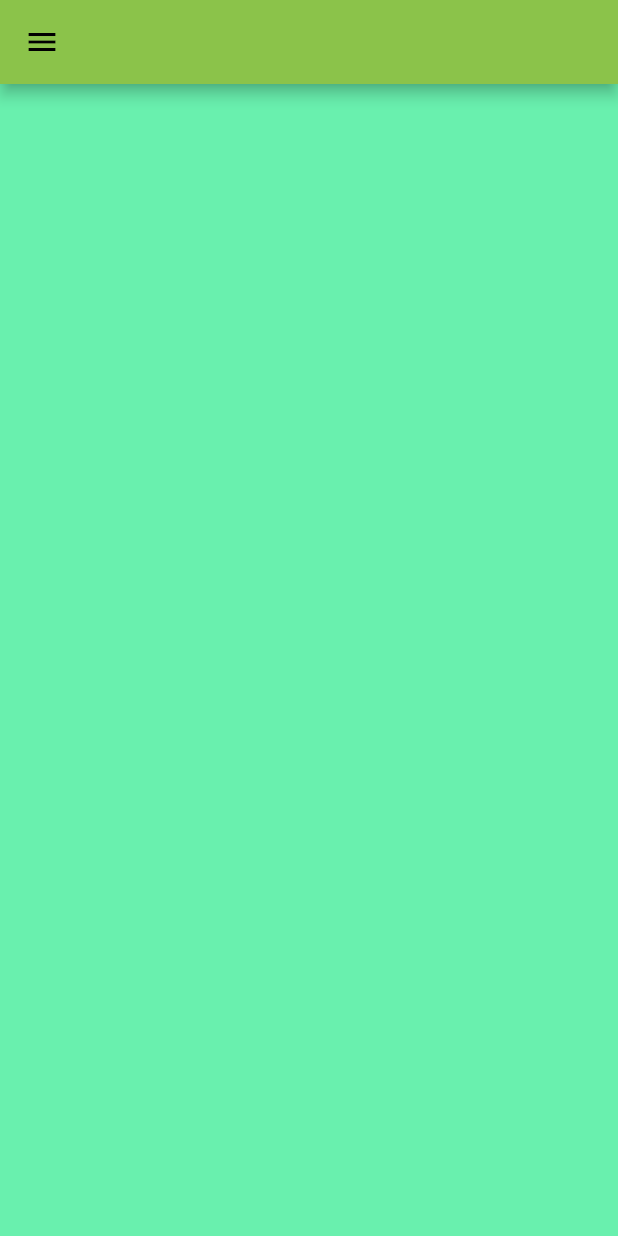
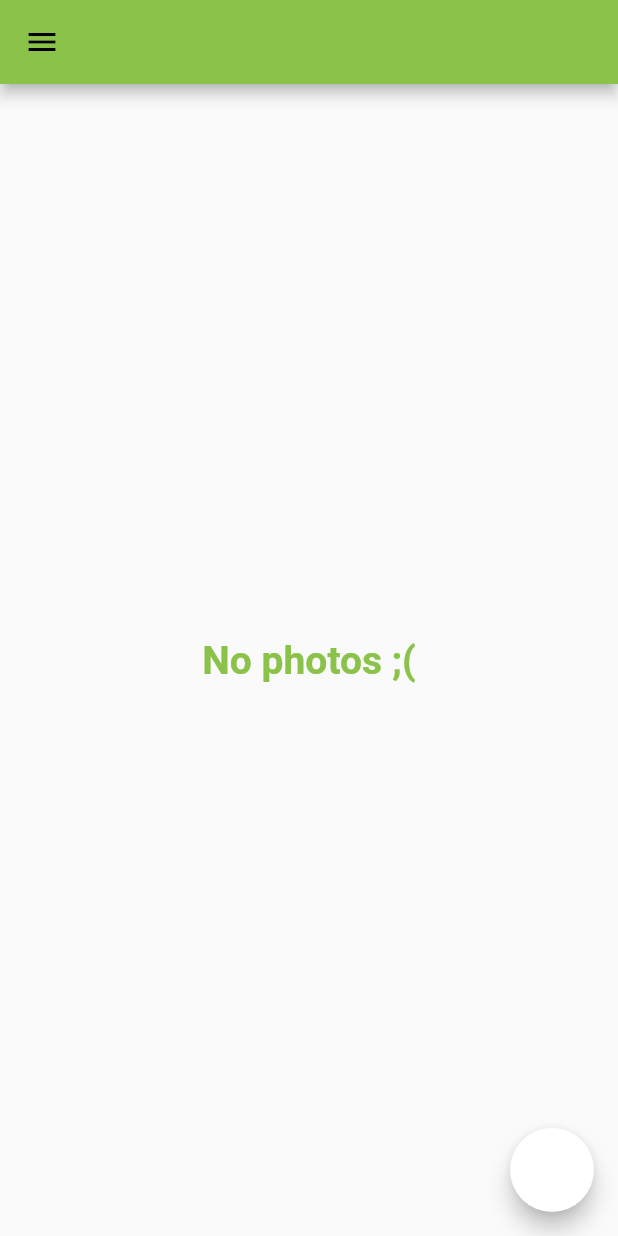
Before and after one commit to eugeen3/BalinaSoftTest, a Flutter app: the screen it shows after launch, on a phone screen of 412 x 824 dp. Run offline on Flutter 3.47's test engine with Material 2 defaults, Android fonts, the phone set to English and light mode, and no system bars; our stand-ins replace bloc, dartz, equatable, flutter_bloc, get_it, shared_preferences; network calls fail.

Commit message:
finish photos paged layout and test photos downloading

```diff
--- a/lib/core/constants/localization_constants.dart
+++ b/lib/core/constants/localization_constants.dart
@@ -5,6 +5,8 @@ abstract class LocalizationConstants {
   static const errorGetPhotos = "Can't get photos from server";
   static const errorUploadPhoto = "Can't upload photo";
   static const errorDeletePhoto = "Can't delete photo";
+
+  static const textNoImages = 'No photos ;(';
 
   static const tabTitleLogin = 'Login';
   static const tabTitleRegister = 'Register';
--- a/lib/features/auth/presentation/cubit/auth_cubit.dart
+++ b/lib/features/auth/presentation/cubit/auth_cubit.dart
@@ -25,7 +25,6 @@ class AuthCubit extends Cubit<AuthState> {
       },
       (user) {
         debugPrint('Retrieved user: ${user.toString()}');
-
         emit(state.copyWith(user: user));
       },
     );
@@ -68,4 +67,8 @@ class AuthCubit extends Cubit<AuthState> {
   bool isNeedToAuth() {
     return true;
   }
+
+  void mockAuth(String token) {
+    emit(state.copyWith(user: UserModel(userId: 1502, login: 'abobus', token: token)));
+  }
 }
--- a/lib/features/photos/data/datasource/photos_local_datasource.dart
+++ b/lib/features/photos/data/datasource/photos_local_datasource.dart
@@ -0,0 +1,3 @@
+abstract class PhotosLocalDataSource {}
+
+class PhotosLocalDataSourceImpl extends PhotosLocalDataSource {}
--- a/lib/features/photos/data/model/downloaded_photo_model.dart
+++ b/lib/features/photos/data/model/downloaded_photo_model.dart
@@ -57,7 +57,7 @@ class DownloadedPhotoModel extends Equatable {
 
   static List<DownloadedPhotoModel> fromList(Map<String, dynamic> map) {
     return (map['data'] as List<dynamic>)
-        .map((photoJson) => DownloadedPhotoModel.fromJson(photoJson))
+        .map((photoJson) => DownloadedPhotoModel.fromMap(photoJson))
         .toList();
   }
 
--- a/lib/features/photos/presentation/cubit/photos_cubit.dart
+++ b/lib/features/photos/presentation/cubit/photos_cubit.dart
@@ -1,8 +1,26 @@
-import 'package:bloc/bloc.dart';
+import 'package:balinasoft_test/features/photos/data/model/downloaded_photo_model.dart';
+import 'package:balinasoft_test/features/photos/domain/repository/photos_repository.dart';
 import 'package:equatable/equatable.dart';
+import 'package:flutter/foundation.dart';
+import 'package:flutter_bloc/flutter_bloc.dart';
 
 part 'photos_state.dart';
 
 class PhotosCubit extends Cubit<PhotosState> {
-  PhotosCubit() : super(PhotosInitial());
+  PhotosCubit(this._photosRepository) : super(const PhotosState(photos: [], isLoading: false));
+
+  final PhotosRepository _photosRepository;
+
+  void getPhotos(String userToken) async {
+    emit(state.copyWith(isLoading: true));
+    final result = await _photosRepository.getPhotos(userToken, 0);
+    emit(state.copyWith(isLoading: false));
+    result.fold((exception) {
+      debugPrint(exception.message);
+      emit(state.copyWith(errorMessage: exception.message));
+    }, (photos) {
+      debugPrint(photos.toString());
+      emit(state.copyWith(photos: photos));
+    });
+  }
 }
--- a/lib/features/photos/presentation/cubit/photos_state.dart
+++ b/lib/features/photos/presentation/cubit/photos_state.dart
@@ -1,10 +1,31 @@
 part of 'photos_cubit.dart';
 
-abstract class PhotosState extends Equatable {
-  const PhotosState();
+class PhotosState extends Equatable {
+  const PhotosState({
+    required this.photos,
+    this.errorMessage,
+    required this.isLoading,
+  });
+
+  final List<DownloadedPhotoModel> photos;
+  final String? errorMessage;
+  final bool isLoading;
+
+  PhotosState copyWith({
+    List<DownloadedPhotoModel>? photos,
+    String? errorMessage,
+    bool? isLoading,
+  }) {
+    return PhotosState(
+      photos: photos ?? this.photos,
+      errorMessage: errorMessage ?? this.errorMessage,
+      isLoading: isLoading ?? this.isLoading,
+    );
+  }
 
   @override
-  List<Object> get props => [];
+  bool get stringify => true;
+
+  @override
+  List<Object?> get props => [photos, errorMessage, isLoading];
 }
-
-class PhotosInitial extends PhotosState {}
--- a/lib/features/photos/presentation/widgets/photos_widget.dart
+++ b/lib/features/photos/presentation/widgets/photos_widget.dart
@@ -1,12 +1,61 @@
+import 'package:balinasoft_test/core/constants/localization_constants.dart';
+import 'package:balinasoft_test/core/ui/snackbar.dart';
+import 'package:balinasoft_test/features/auth/presentation/cubit/auth_cubit.dart';
+import 'package:balinasoft_test/features/photos/presentation/cubit/photos_cubit.dart';
+import 'package:balinasoft_test/features/photos/presentation/widgets/photo_tile.dart';
 import 'package:flutter/material.dart';
+import 'package:flutter_bloc/flutter_bloc.dart';
 
-class PhotosWidget extends StatelessWidget {
+class PhotosWidget extends StatefulWidget {
   const PhotosWidget({Key? key}) : super(key: key);
 
   @override
+  State<PhotosWidget> createState() => _PhotosWidgetState();
+}
+
+class _PhotosWidgetState extends State<PhotosWidget> {
+  @override
+  void initState() {
+    super.initState();
+    WidgetsBinding.instance.addPostFrameCallback((timeStamp) {
+      BlocProvider.of<PhotosCubit>(context).getPhotos(
+        BlocProvider.of<AuthCubit>(context).state.user!.token,
+      );
+    });
+  }
+
+  @override
   Widget build(BuildContext context) {
-    return Container(
-      color: Colors.greenAccent,
+    return BlocConsumer<PhotosCubit, PhotosState>(
+      listener: (context, state) {
+        if (state.errorMessage != null) {
+          showSnackbar(context, state.errorMessage ?? LocalizationConstants.errorUnknown);
+        }
+      },
+      builder: (context, state) {
+        if (state.isLoading) {
+          return Center(
+            child: CircularProgressIndicator(
+              color: Theme.of(context).colorScheme.primary,
+            ),
+          );
+        } else if (!state.isLoading && state.photos.isNotEmpty) {
+          return GridView.count(
+            crossAxisCount: 3,
+            padding: const EdgeInsets.symmetric(horizontal: 8, vertical: 12),
+            crossAxisSpacing: 16,
+            mainAxisSpacing: 20,
+            children: state.photos.map((photo) => PhotoTile(photoModel: photo)).toList(),
+          );
+        } else {
+          return Center(
+            child: Text(
+              LocalizationConstants.textNoImages,
+              style: Theme.of(context).textTheme.displayLarge,
+            ),
+          );
+        }
+      },
     );
   }
 }
--- a/lib/home.dart
+++ b/lib/home.dart
@@ -1,7 +1,12 @@
 import 'package:balinasoft_test/core/constants/localization_constants.dart';
+import 'package:balinasoft_test/core/injection/service_locator.dart';
+import 'package:balinasoft_test/core/ui/snackbar.dart';
+import 'package:balinasoft_test/features/auth/presentation/cubit/auth_cubit.dart';
 import 'package:balinasoft_test/features/map/presentation/widgets/map_widget.dart';
+import 'package:balinasoft_test/features/photos/presentation/cubit/photos_cubit.dart';
 import 'package:balinasoft_test/features/photos/presentation/widgets/photos_widget.dart';
 import 'package:flutter/material.dart';
+import 'package:flutter_bloc/flutter_bloc.dart';
 
 enum _Pages {
   photos,
@@ -19,10 +24,35 @@ class _HomeScreenState extends State<HomeScreen> {
   _Pages currentPage = _Pages.photos;
 
   @override
+  void initState() {
+    super.initState();
+    WidgetsBinding.instance.addPostFrameCallback((timeStamp) {
+      BlocProvider.of<AuthCubit>(context)
+          .mockAuth('yCSpvdNYHtZjB7zxBu5TtlDOXrig8VpZq5OJqEuy5UYplpUD28murKqBJVN2NtlA');
+    });
+  }
+
+  @override
   Widget build(BuildContext context) {
-    return Scaffold(
+    return MultiBlocProvider(
+      providers: [
+        BlocProvider<PhotosCubit>(
+          create: (context) => sl<PhotosCubit>(),
+        ),
+      ],
+      child: BlocConsumer<AuthCubit, AuthState>(
+        listener: (context, state) {
+          if (state.errorMessage != null) {
+            showSnackbar(context, state.errorMessage ?? LocalizationConstants.errorUnknown);
+          }
+        },
+        builder: (context, state) {
+          return state.user == null
+              ? const SizedBox.shrink()
+              : Scaffold(
                   appBar: AppBar(),
                   body: _getBody(),
+                  floatingActionButton: FloatingActionButton(onPressed: () {}),
                   drawer: Drawer(
                     child: ListView(children: [
                       DrawerHeader(
@@ -37,11 +67,8 @@ class _HomeScreenState extends State<HomeScreen> {
                               children: [
                                 Expanded(
                                   child: Text(
-                        'username',
-                        style: TextStyle(
-                          color: Theme.of(context).colorScheme.secondary,
-                          fontSize: 20,
-                        ),
+                                    state.user?.login ?? '',
+                                    style: Theme.of(context).textTheme.labelMedium,
                                   ),
                                 ),
                               ],
@@ -60,6 +87,9 @@ class _HomeScreenState extends State<HomeScreen> {
                         onTap: () => _changePage(_Pages.map),
                       ),
                     ]),
+                  ),
+                );
+        },
       ),
     );
   }
--- a/lib/main.dart
+++ b/lib/main.dart
@@ -30,6 +30,7 @@ class MyApp extends StatelessWidget {
       900: Color(0xff8bc34a),
     },
   );
+  static const accentColor = Colors.white;
 
   @override
   Widget build(BuildContext context) {
@@ -40,7 +41,18 @@ class MyApp extends StatelessWidget {
         theme: ThemeData(
           colorScheme: ColorScheme.fromSwatch(
             primarySwatch: myColor,
-          ).copyWith(secondary: Colors.white),
+          ).copyWith(secondary: accentColor),
+          textTheme: const TextTheme(
+            displayLarge: TextStyle(
+              color: myColor,
+              fontSize: 26,
+              fontWeight: FontWeight.w600,
+            ),
+            labelMedium: TextStyle(
+              color: accentColor,
+              fontSize: 20,
+            ),
+          ),
         ),
         initialRoute: '/home',
         routes: {
```
Also changed, not shown: lib/core/injection/service_locator.dart (+12 -0 lines), lib/features/photos/data/datasource/photos_remote_datasource.dart (+11 -4 lines), lib/features/photos/data/repository/photos_repository_impl.dart (added, +56 -0 lines), lib/features/photos/domain/repository/photos_repository.dart (added, +19 -0 lines), lib/features/photos/presentation/widgets/photo_tile.dart (added, +34 -0 lines). Lines whose indentation alone changed are shown as unchanged.
